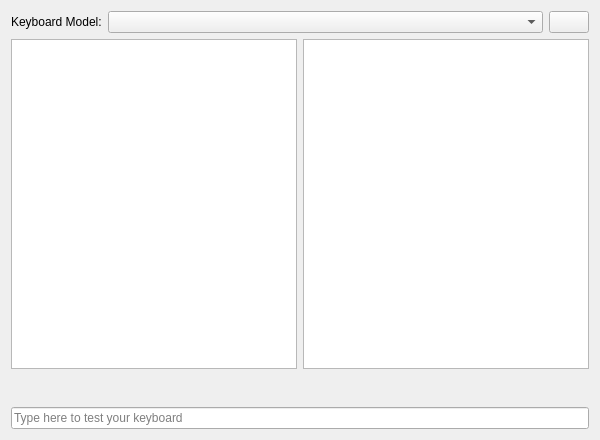
The window that src/modules/keyboard/ui/PageKeyboard.ui (manjaro/manjaro-settings-manager) describes before a commit, drawn with Qt 5.
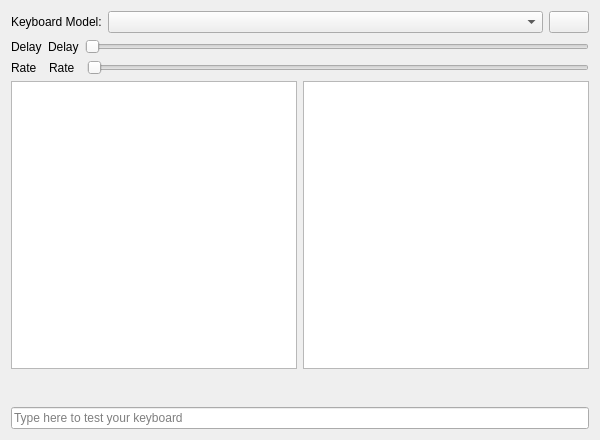
The same window after the commit. Icons and pictures are not drawn.

Commit message: additional controls to change the rate and delay of keystrokes

What changed in the file:
```diff
--- a/src/modules/keyboard/ui/PageKeyboard.ui
+++ b/src/modules/keyboard/ui/PageKeyboard.ui
@@ -55,6 +55,77 @@
      </item>
     </layout>
    </item>
+   <item>
+    <layout class="QHBoxLayout" name="horizontalLayout_3">
+     <property name="topMargin">
+      <number>0</number>
+     </property>
+     <item>
+      <widget class="QLabel" name="label_4">
+       <property name="text">
+        <string>Delay</string>
+       </property>
+      </widget>
+     </item>
+     <item>
+      <widget class="QLabel" name="label_2">
+       <property name="text">
+        <string>Delay</string>
+       </property>
+      </widget>
+     </item>
+     <item>
+      <widget class="QSlider" name="sliderDelay">
+       <property name="toolTip">
+        <string>Set delay</string>
+       </property>
+       <property name="minimum">
+        <number>5</number>
+       </property>
+       <property name="maximum">
+        <number>1000</number>
+       </property>
+       <property name="orientation">
+        <enum>Qt::Horizontal</enum>
+       </property>
+      </widget>
+     </item>
+    </layout>
+   </item>
+   <item>
+    <layout class="QHBoxLayout" name="horizontalLayout_5">
+     <property name="topMargin">
+      <number>0</number>
+     </property>
+     <item>
+      <widget class="QLabel" name="label_5">
+       <property name="text">
+        <string>Rate  </string>
+       </property>
+      </widget>
+     </item>
+     <item>
+      <widget class="QLabel" name="label_3">
+       <property name="text">
+        <string>Rate  </string>
+       </property>
+      </widget>
+     </item>
+     <item>
+      <widget class="QSlider" name="sliderRate">
+       <property name="toolTip">
+        <string>Set Rate</string>
+       </property>
+       <property name="minimum">
+        <number>5</number>
+       </property>
+       <property name="orientation">
+        <enum>Qt::Horizontal</enum>
+       </property>
+      </widget>
+     </item>
+    </layout>
+   </item>
    <item>
     <layout class="QHBoxLayout" name="horizontalLayout_4">
      <item>
```
The commit also changes 2 other files.
